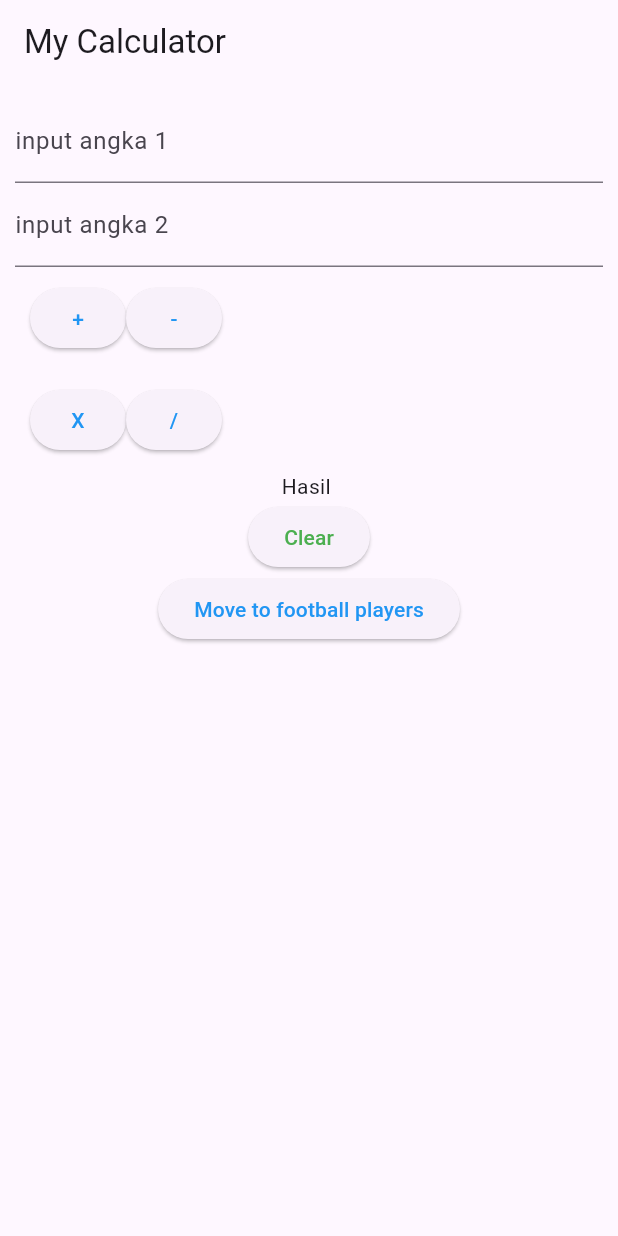
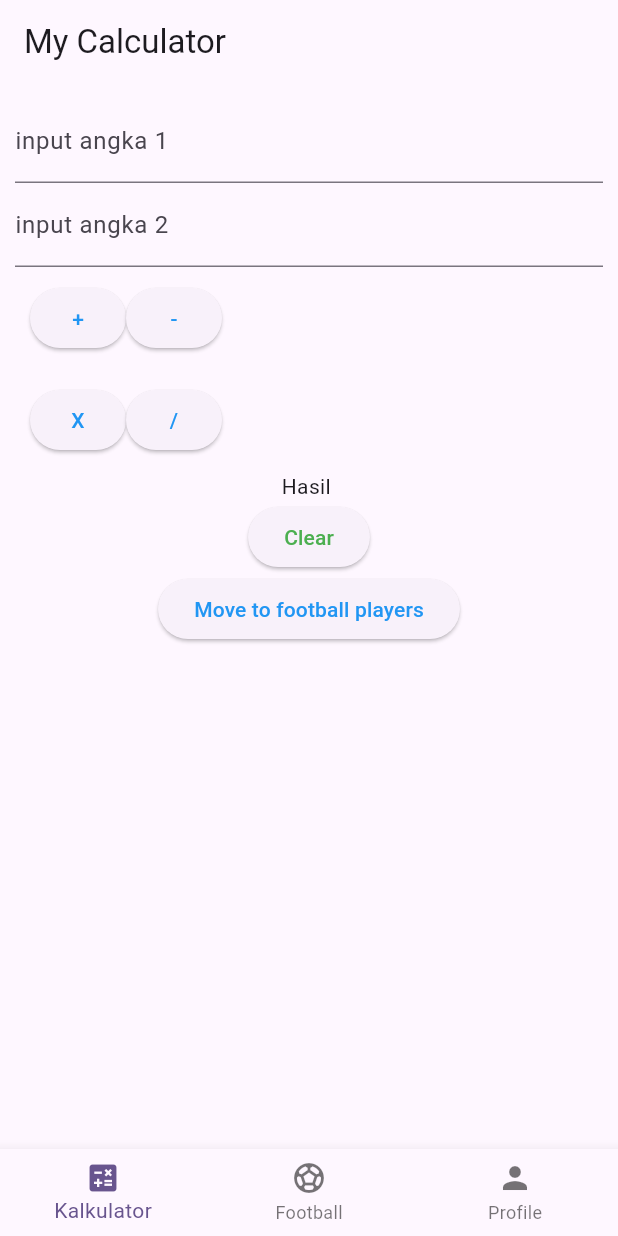
Before and after one commit to vooxza/tugas1_flutter_11pplg1_13, a Flutter app: the screen it shows after launch, on a phone screen of 412 x 824 dp. Run offline on Flutter 3.47's test engine with Material 3 defaults, Android fonts, the light colour scheme and no system bars; our stand-ins replace get.

Commit message:
first commit

```diff
--- /dev/null
+++ b/lib/controllers/bottom_nav_controller.dart
@@ -0,0 +1,9 @@
+import 'package:get/get.dart';
+
+class BottomNavController extends GetxController {
+  var currentIndex = 0.obs;
+
+  void changeTab(int index) {
+    currentIndex.value = index;
+  }
+}
--- a/lib/login.dart
+++ b/lib/login.dart
@@ -1,5 +1,5 @@
 import 'package:flutter/material.dart';
-import 'package:flutter_testing_1/home.dart';
+import 'package:flutter_testing_1/pages/home_page.dart';
 import 'package:flutter_testing_1/kalkulator.dart';
 import 'package:flutter_testing_1/register.dart';
 import 'package:flutter_testing_1/widgets/widget_button.dart';
--- a/lib/main.dart
+++ b/lib/main.dart
@@ -1,9 +1,8 @@
 import 'package:flutter/material.dart';
-import 'package:flutter_testing_1/login.dart';
-import 'package:flutter_testing_1/pages/kalkulator_page.dart';
+import 'package:get/get.dart';
 import 'package:flutter_testing_1/routes/pages.dart';
 import 'package:flutter_testing_1/routes/routes.dart';
-import 'package:get/get_navigation/src/root/get_material_app.dart';
+import 'package:flutter_testing_1/pages/home_page.dart';
 
 void main() {
   runApp(const MyApp());
@@ -20,8 +19,11 @@ class MyApp extends StatelessWidget {
         colorScheme: ColorScheme.fromSeed(seedColor: Colors.deepPurple),
         useMaterial3: true,
       ),
-      initialRoute: AppRoutes.calculator,
-      getPages: AppPages.pages,
+      initialRoute: '/',
+      getPages: [
+        GetPage(name: '/', page: () => HomePage()),
+        ...AppPages.pages,
+      ],
     );
   }
 }
--- /dev/null
+++ b/lib/pages/home_page.dart
@@ -0,0 +1,34 @@
+import 'package:flutter/material.dart';
+import 'package:get/get.dart';
+import 'package:flutter_testing_1/controllers/bottom_nav_controller.dart';
+import 'package:flutter_testing_1/pages/kalkulator_page.dart';
+import 'package:flutter_testing_1/pages/football_page.dart';
+import 'package:flutter_testing_1/pages/profile_page.dart';
+
+class HomePage extends StatelessWidget {
+  final BottomNavController navController = Get.put(BottomNavController());
+
+  final List<Widget> pages = [
+    CalculatorPage(),
+    FootballPage(),
+    ProfilePage(),
+  ];
+
+  @override
+  Widget build(BuildContext context) {
+    return Obx(
+      () => Scaffold(
+        body: pages[navController.currentIndex.value],
+        bottomNavigationBar: BottomNavigationBar(
+          currentIndex: navController.currentIndex.value,
+          onTap: (index) => navController.changeTab(index),
+          items: const [
+            BottomNavigationBarItem(icon: Icon(Icons.calculate), label: "Kalkulator"),
+            BottomNavigationBarItem(icon: Icon(Icons.sports_soccer), label: "Football"),
+            BottomNavigationBarItem(icon: Icon(Icons.person), label: "Profile"),
+          ],
+        ),
+      ),
+    );
+  }
+}
--- a/lib/routes/pages.dart
+++ b/lib/routes/pages.dart
@@ -1,6 +1,7 @@
 import 'package:flutter/material.dart';
 import 'package:flutter_testing_1/pages/football_page.dart';
 import 'package:flutter_testing_1/pages/kalkulator_page.dart';
+import 'package:flutter_testing_1/pages/football_edit_page.dart';
 import 'package:flutter_testing_1/routes/routes.dart';
 import 'package:get/get.dart';
 
@@ -9,5 +10,7 @@ class AppPages{
   static final pages = [
     GetPage(name: AppRoutes.calculator, page: () => CalculatorPage()),
     GetPage(name: AppRoutes.footballplayers, page: () => FootballPage()),
+    GetPage(name: AppRoutes.footballeditplayers, page: () => FootballEditPage()),
+    GetPage(name: AppRoutes.profile, page: () => Container()),
   ];
 }
--- a/lib/routes/routes.dart
+++ b/lib/routes/routes.dart
@@ -2,4 +2,5 @@ class AppRoutes {
   static const String calculator = "/kalkulator";
   static const String footballplayers = "/footballplayers";
   static const String footballeditplayers = "/footballeditplayers";
+  static const String profile = "/profile";
 }
--- a/pubspec.yaml
+++ b/pubspec.yaml
@@ -60,6 +60,7 @@ flutter:
 
   assets:
     - assets/logo_flutter.png
+    - assets/profile.jpg
 
   # To add assets to your application, add an assets section, like this:
   # assets:
```
Also changed, not shown: lib/home.dart (deleted, +0 -15 lines), lib/pages/football_edit_page.dart (+6 -9 lines), lib/pages/football_page.dart (+10 -15 lines), lib/pages/profile_page.dart (added, +32 -0 lines), lib/widgets/get_instance.dart (added, +11 -0 lines), assets/profile.jpg (added).
